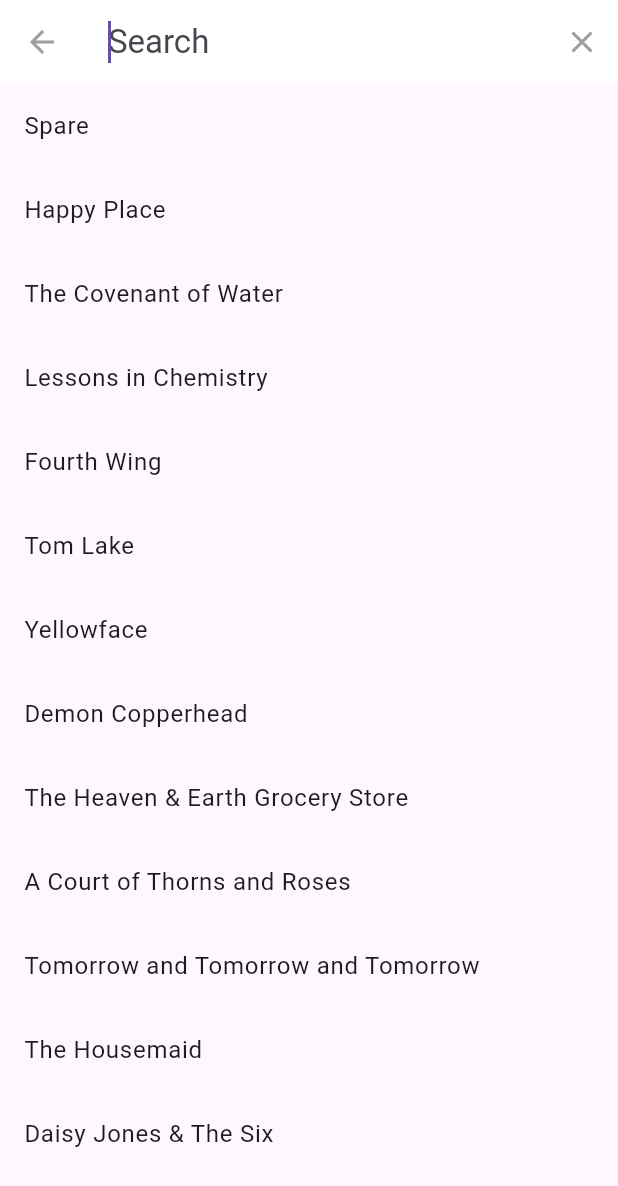
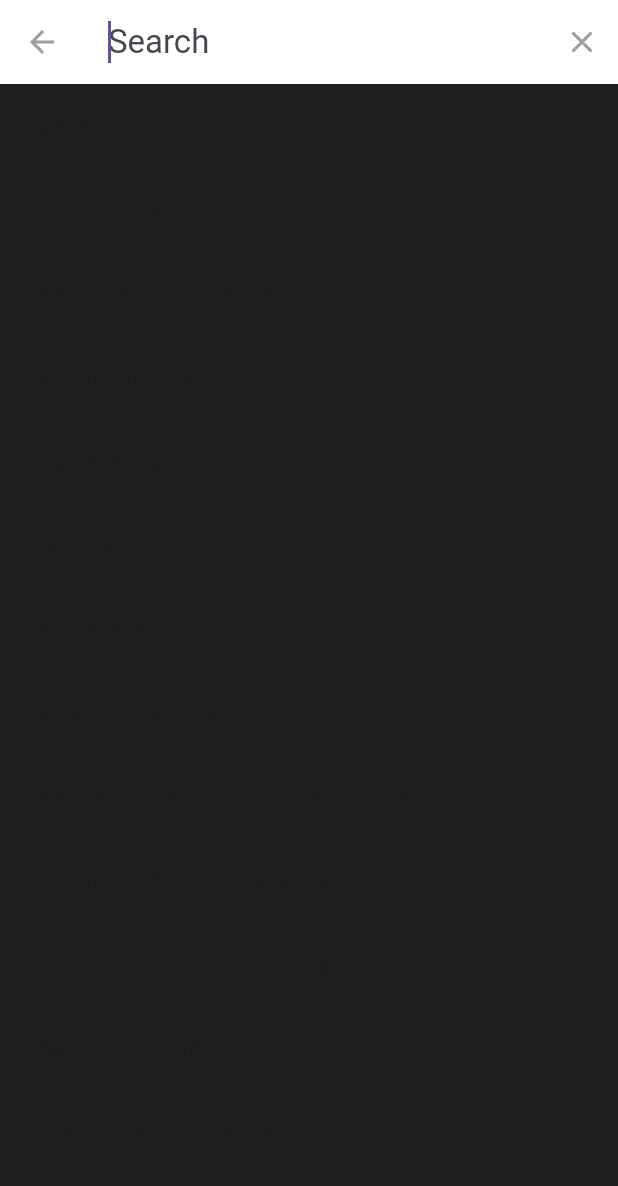
Before and after one commit to renanmdreis45/books_app, a Flutter app: the screen it shows after launch, after a tap on the "search" icon, on a phone screen of 412 x 824 dp. Shown: the top 1186 px of the screen. Run offline on Flutter 3.47's test engine with Material 3 defaults, Android fonts, the phone set to English and light mode, and no system bars; our stand-ins replace dio, equatable, floor, flutter_bloc, get_it, logger and 3 more; accounts and stored records are empty; network calls fail.

Commit message:
add theme and my favorites card

```diff
--- a/lib/core/constants/colors.dart
+++ b/lib/core/constants/colors.dart
@@ -4,4 +4,5 @@ class AppColors {
   static const white = Colors.white;
   static const beige = Color(0xFFEFE3C8);
   static const mainDark = Color(0xFF1E1E1E);
+  static const secondaryDark = Color(0xFF704341);
 }
--- a/lib/core/constants/i18n.dart
+++ b/lib/core/constants/i18n.dart
@@ -3,4 +3,5 @@ class AppLanguage {
   static const bottomNavigationBarLabelHome = "Home";
   static const bottomNavigationBarLabelFavorites = "Favorites";
   static const labelMyLibrary = "My Library";
+  static const labelMyFavorites = "My Favorites";
 }
--- a/lib/main.dart
+++ b/lib/main.dart
@@ -1,3 +1,4 @@
+import 'package:books_app/core/constants/colors.dart';
 import 'package:books_app/injection_container.dart';
 import 'package:books_app/presentation/view/books/books_view.dart';
 import 'package:books_app/presentation/view_model/bloc/books/books_bloc.dart';
@@ -24,6 +25,7 @@ class MyApp extends StatelessWidget {
         title: 'Books App',
         theme: ThemeData(
           useMaterial3: true,
+          scaffoldBackgroundColor: AppColors.mainDark,
         ),
         home: const BooksView(),
       ),
--- a/lib/presentation/widgets/my_library.dart
+++ b/lib/presentation/widgets/my_library.dart
@@ -1,6 +1,7 @@
 import 'package:books_app/core/constants/colors.dart';
 import 'package:books_app/core/constants/i18n.dart';
 import 'package:flutter/material.dart';
+import 'package:flutter/widgets.dart';
 
 class MyLibrary extends StatefulWidget {
   const MyLibrary({Key? key}) : super(key: key);
@@ -18,30 +19,53 @@ class _MyLibrary extends State<MyLibrary> {
   @override
   Widget build(BuildContext context) {
     return Container(
-      height: 100,
+      height: 150,
       color: AppColors.mainDark,
       padding: const EdgeInsets.all(10),
-      child: const Center(
+      child: const Row(children: [
+        Center(
           child: Column(
             children: [
               Text(
                 AppLanguage.labelMyLibrary,
                 style: TextStyle(
                   color: AppColors.beige,
-                fontSize: 12,
+                  fontSize: 16,
                 ),
               ),
               SizedBox(
                 height: 5,
               ),
+              Expanded(
+                child: Card(
+                  color: AppColors.secondaryDark,
+                  child: Padding(
+                    padding: EdgeInsets.all(6),
+                    child: Column(children: [
+                      Text(
+                        AppLanguage.labelMyFavorites,
+                        style: TextStyle(
+                          fontSize: 14,
+                          color: AppColors.beige,
+                        ),
+                        maxLines: 2,
+                      ),
+                      SizedBox(
+                        height: 10,
+                      ),
                       Icon(
                         Icons.star,
                         color: AppColors.beige,
-              size: 30,
-            )
+                        size: 40,
+                      ),
+                    ]),
+                  ),
+                ),
+              ),
             ],
           ),
         ),
+      ]),
     );
   }
 }
```
Lines whose indentation alone changed are shown as unchanged.
